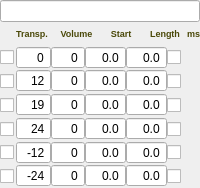
This is Qt/qt4_patch_widget.ui in kmatheussen/radium as Qt 5 draws it before an edit. The edited form follows.
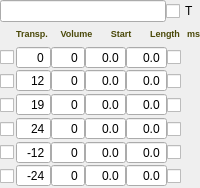
This is the edited form.

Commit message: Add button to turn on/off sending events through patches

Patch:
```diff
--- a/Qt/qt4_patch_widget.ui
+++ b/Qt/qt4_patch_widget.ui
@@ -27,9 +27,11 @@
     <number>0</number>
    </property>
    <item>
+    <layout class="QHBoxLayout" name="horizontalLayout">
+     <item>
     <widget class="QLineEdit" name="name_widget">
      <property name="sizePolicy">
-      <sizepolicy hsizetype="Minimum" vsizetype="Fixed">
+        <sizepolicy hsizetype="Expanding" vsizetype="Fixed">
        <horstretch>0</horstretch>
        <verstretch>0</verstretch>
       </sizepolicy>
@@ -41,6 +43,18 @@
       <set>Qt::AlignJustify|Qt::AlignVCenter</set>
      </property>
     </widget>
+     </item>
+     <item>
+      <widget class="QCheckBox" name="through_onoff">
+       <property name="toolTip">
+        <string>&lt;html&gt;&lt;head/&gt;&lt;body&gt;&lt;p&gt;Send events through. Incoming events such as note on and note off are forwarded to the event-connected instruments (i.e. connected through the green lines).&lt;/p&gt;&lt;p&gt;Normally, this setting is convenient, but for note manipulation effects such as PD arpeggiators or VST midi effects , it should be turned off.&lt;/p&gt;&lt;p&gt;Enabling this option has no impact on the performance if no instruments are event-connected.&lt;/p&gt;&lt;/body&gt;&lt;/html&gt;</string>
+       </property>
+       <property name="text">
+        <string>T</string>
+       </property>
+      </widget>
+     </item>
+    </layout>
    </item>
    <item>
     <widget class="QWidget" name="voices_widget" native="true">
```
Lines whose indentation alone changed are shown as unchanged. The commit also changes 8 other files.
